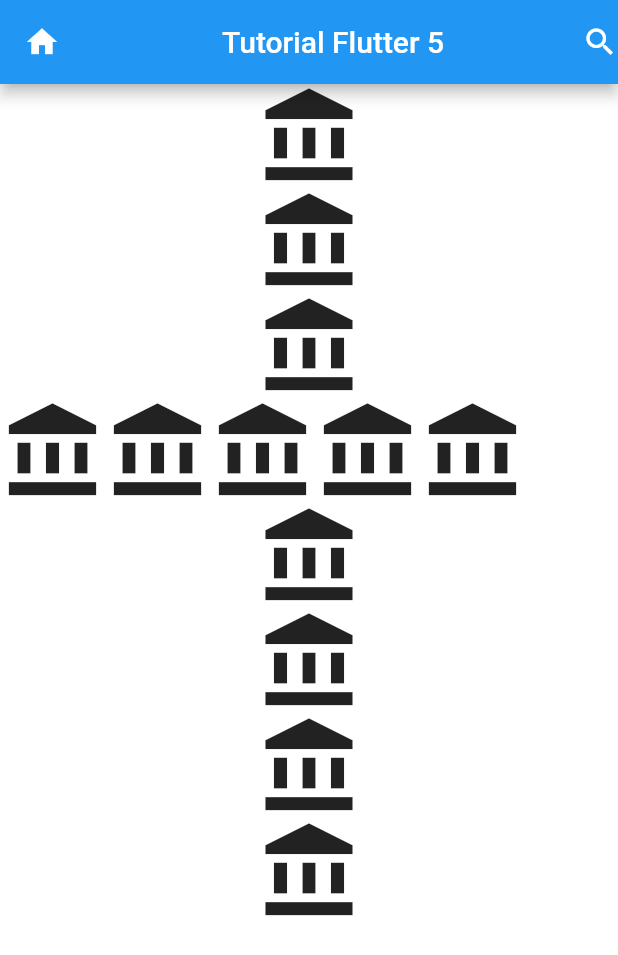
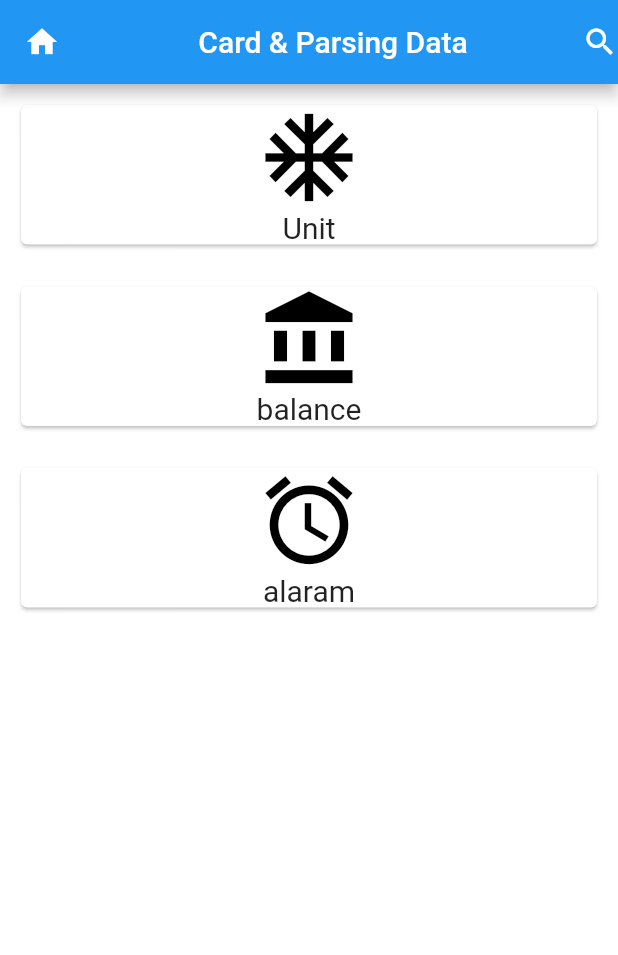
Before and after one commit to arioki1/Belajar-Flutter, a Flutter app: the screen it shows after launch, on a phone screen of 412 x 824 dp. Shown: the top 955 px of the screen. Run offline on Flutter 3.47's test engine with Material 2 defaults, Android fonts, the phone set to English and light mode, and no system bars.

Commit message:
Tutorial Flutter #7 - Card & Parsing Data

```diff
--- a/lib/main.dart
+++ b/lib/main.dart
@@ -2,7 +2,7 @@ import 'package:flutter/material.dart';
 
 void main() {
   runApp(new MaterialApp(
-    title: "Tutorial Flutter 5",
+    title: "Card & Parsing Data",
     home: new HalamanSatu(),
   ));
 }
@@ -17,33 +17,48 @@ class HalamanSatu extends StatelessWidget {
           leading: new Icon(Icons.home),
           backgroundColor: Colors.blue,
           title: new Center(
-            child: new Text("Tutorial Flutter 5"),
+            child: new Text("Card & Parsing Data"),
           ),
           actions: <Widget>[new Icon(Icons.search)],
         ),
         body: new Container(
-            child: (
-                new Column(
-                  children: <Widget>[
-                    new Icon(Icons.account_balance, size: 70,),
-                    new Icon(Icons.account_balance, size: 70,),
-                    new Icon(Icons.account_balance, size: 70,),
-                    new Row(children: <Widget>[
-                      new Icon(Icons.account_balance, size: 70,),
-                      new Icon(Icons.account_balance, size: 70,),
-                      new Icon(Icons.account_balance, size: 70,),
-                      new Icon(Icons.account_balance, size: 70,),
-                      new Icon(Icons.account_balance, size: 70,),
-                    ],
-                    ),
-                    new Icon(Icons.account_balance, size: 70,),
-                    new Icon(Icons.account_balance, size: 70,),
-                    new Icon(Icons.account_balance, size: 70,),
-                    new Icon(Icons.account_balance, size: 70,),
-                  ],
-                )
-            )
-        )
-    );
+            child: (new Column(
+              crossAxisAlignment: CrossAxisAlignment.stretch,
+              children: <Widget>[
+                new CardSaya(icon: Icons.ac_unit, text: "Unit"),
+                new CardSaya(icon: Icons.account_balance, text: "balance"),
+                new CardSaya(icon: Icons.access_alarm, text: "alaram"),
+              ],
+            ))));
   }
 }
+
+class CardSaya extends StatelessWidget {
+
+  final IconData icon;
+  final String text;
+
+  CardSaya({
+    this.icon, this.text
+  });
+
+
+  @override
+  Widget build(BuildContext context) {
+    // TODO: implement build
+    return new Container(
+      padding: new EdgeInsets.all(10),
+        child: new Card(
+          child: new Column(
+            children: <Widget>[
+              new Icon(
+                icon,
+                size: 70,
+                color: Colors.black,
+              ),
+              new Text(text, style: new TextStyle(fontSize: 20))
+            ],
+          ),
+        ));
+  }
+}
```
